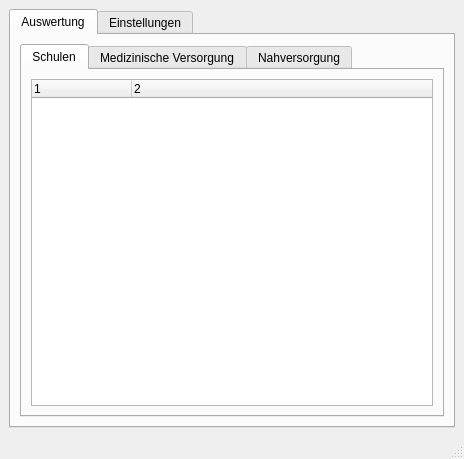
The window that SHKPlugin/qt/main.ui (ChrFr/qgis-OTP) describes before a commit, drawn with Qt 5.
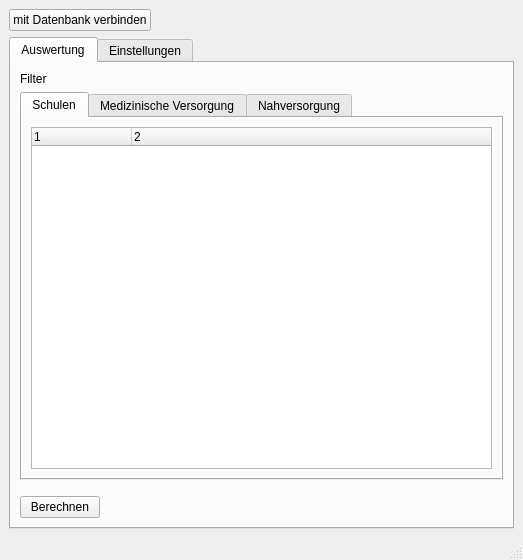
The same window after the commit.

```diff
--- a/SHKPlugin/qt/main.ui
+++ b/SHKPlugin/qt/main.ui
@@ -6,8 +6,8 @@
    <rect>
     <x>0</x>
     <y>0</y>
-    <width>464</width>
-    <height>459</height>
+    <width>523</width>
+    <height>560</height>
    </rect>
   </property>
   <property name="windowTitle">
@@ -15,6 +15,30 @@
   </property>
   <widget class="QWidget" name="centralwidget">
    <layout class="QVBoxLayout" name="verticalLayout">
+    <item>
+     <layout class="QHBoxLayout" name="horizontalLayout">
+      <item>
+       <widget class="QPushButton" name="connect_button">
+        <property name="text">
+         <string>mit Datenbank verbinden</string>
+        </property>
+       </widget>
+      </item>
+      <item>
+       <spacer name="horizontalSpacer_2">
+        <property name="orientation">
+         <enum>Qt::Horizontal</enum>
+        </property>
+        <property name="sizeHint" stdset="0">
+         <size>
+          <width>40</width>
+          <height>20</height>
+         </size>
+        </property>
+       </spacer>
+      </item>
+     </layout>
+    </item>
     <item>
      <widget class="QTabWidget" name="tabWidget_2">
       <property name="currentIndex">
@@ -25,6 +49,13 @@
         <string>Auswertung</string>
        </attribute>
        <layout class="QVBoxLayout" name="verticalLayout_2">
+        <item>
+         <widget class="QLabel" name="label">
+          <property name="text">
+           <string>Filter</string>
+          </property>
+         </widget>
+        </item>
         <item>
          <widget class="QTabWidget" name="tabWidget">
           <property name="currentIndex">
@@ -104,6 +135,46 @@
           </widget>
          </widget>
         </item>
+        <item>
+         <spacer name="verticalSpacer_2">
+          <property name="orientation">
+           <enum>Qt::Vertical</enum>
+          </property>
+          <property name="sizeType">
+           <enum>QSizePolicy::Fixed</enum>
+          </property>
+          <property name="sizeHint" stdset="0">
+           <size>
+            <width>20</width>
+            <height>10</height>
+           </size>
+          </property>
+         </spacer>
+        </item>
+        <item>
+         <layout class="QHBoxLayout" name="horizontalLayout_2">
+          <item>
+           <widget class="QPushButton" name="calculate_button">
+            <property name="text">
+             <string>Berechnen</string>
+            </property>
+           </widget>
+          </item>
+          <item>
+           <spacer name="horizontalSpacer_3">
+            <property name="orientation">
+             <enum>Qt::Horizontal</enum>
+            </property>
+            <property name="sizeHint" stdset="0">
+             <size>
+              <width>40</width>
+              <height>20</height>
+             </size>
+            </property>
+           </spacer>
+          </item>
+         </layout>
+        </item>
        </layout>
       </widget>
       <widget class="QWidget" name="tab_5">
```
Left out of the diff: 85 changed lines with no effect on the pictures.
